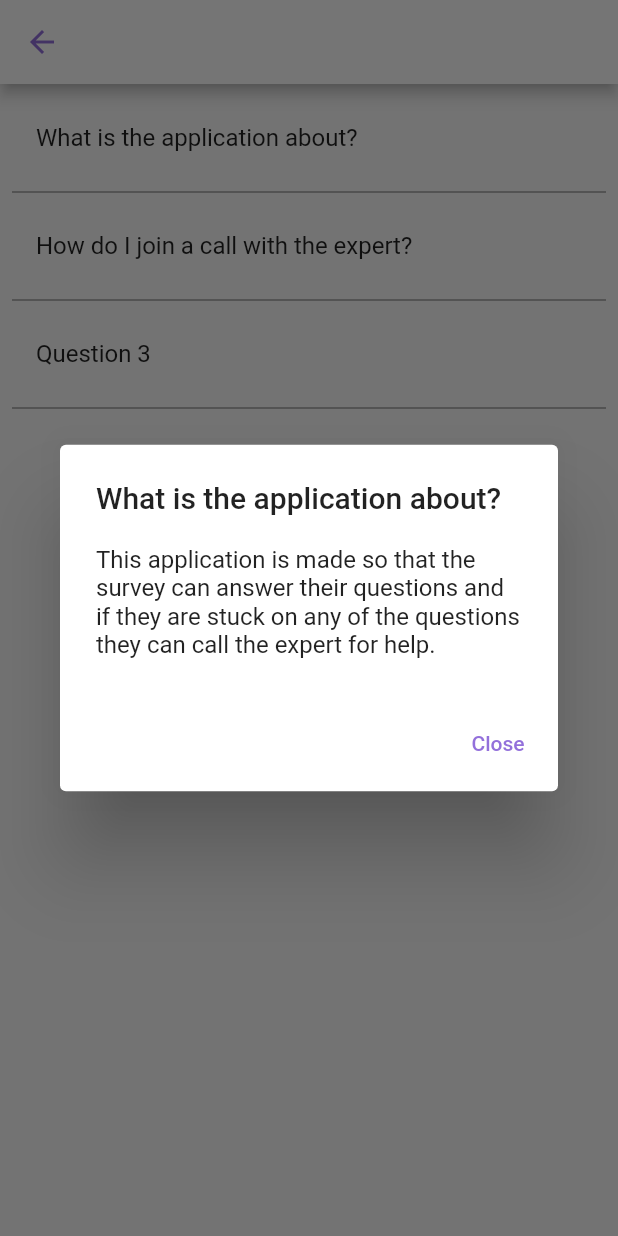
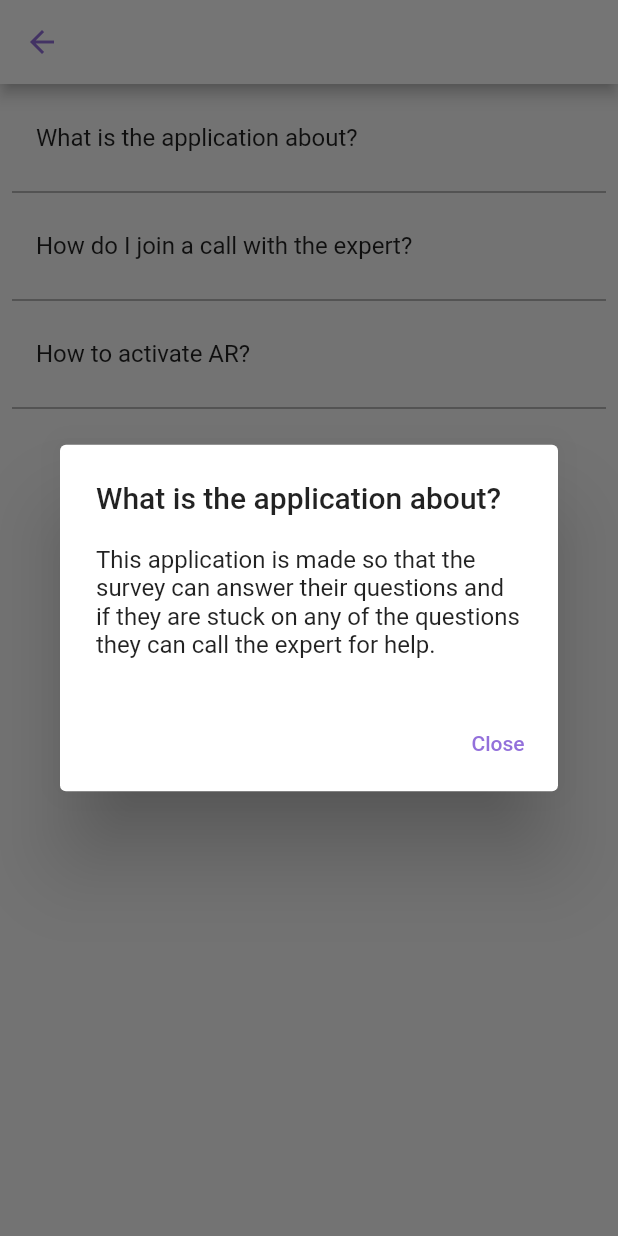
Before and after one commit to nathanbaitup/shipping-inspection-application, a Flutter app: the MenuHelp screen opened directly, after a tap on "What is the application about?", on a phone screen of 412 x 824 dp. Run offline on Flutter 3.47's test engine with Material 2 defaults, Android fonts, the phone set to English and light mode, and no system bars; our stand-ins replace camera, cloud_firestore, firebase_core, flutter_image_slideshow, flutter_spinkit, percent_indicator and 3 more; missing offline and left inert: agora_rtc_engine, ar_flutter_plugin, perfect_volume_control, qr_code_scanner; accounts and stored records are empty.

Commit message:
Added the third question to the help page.

```diff
--- a/lib/sectors/drawer/drawer_help.dart
+++ b/lib/sectors/drawer/drawer_help.dart
@@ -43,7 +43,7 @@ class _MenuHelpState extends State<MenuHelp> {
               thickness: dividerThickness,
             ),
             QuestionWidget(
-              title: "Question 3",
+              title: "How to activate AR?",
               id: 3,
             ),
             Divider(
@@ -68,12 +68,15 @@ List questionContent(int id) {
       content[1] =
           "When you go onto the calls page you will be greeted by the channel entry page."
           " Once you are there, you can generate a channel with the generate channel button."
-          " Then once you have clicked that, just match the channel name with the expert "
+          " Then once you have tapped that, just match the channel name with the expert "
           "and the call will work as expected.";
       break;
     case 3:
-      content[0] = "Question 3 Answer";
-      content[1] = "Here is the answer to the question you selected (3).";
+      content[0] = "How to activate AR?";
+      content[1] =
+          "When you go to the AR section of the app you can tap on open next to the sections."
+          " Then you can click the AR button to activate the button, then you tap on the questions"
+          " at the top you can cycle through the questions.";
       break;
   }
   return content;
```
